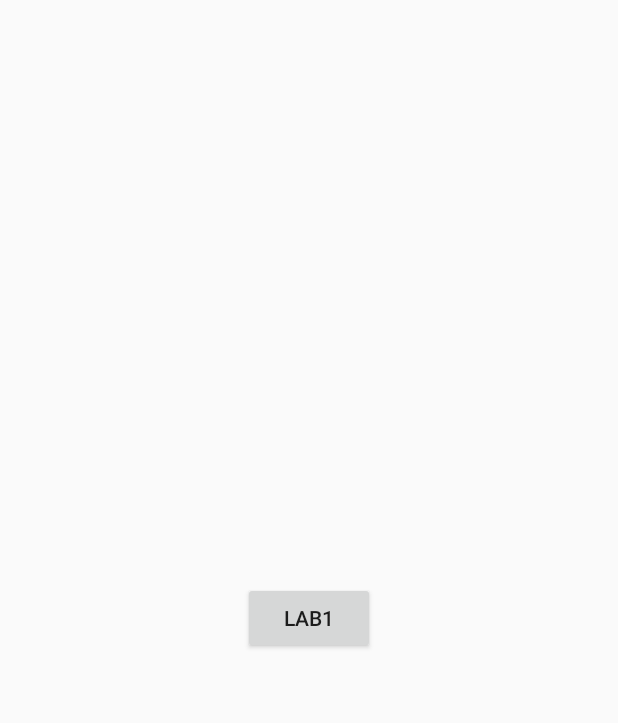
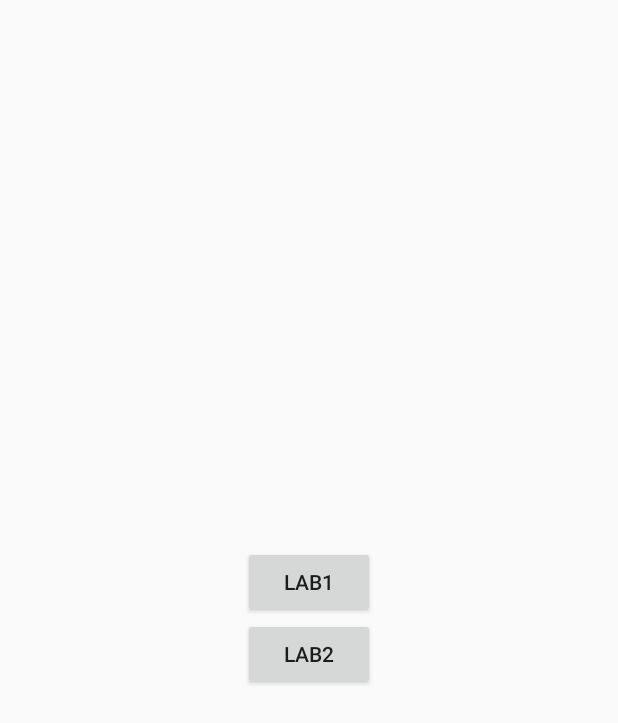
Before and after one commit to Mubinjon9oo9/MobDev, an Android app built with Jetpack Compose: the screen it shows after launch (MainActivity), on a phone screen of 412 x 824 dp. Shown: the top 723 px of the screen. Run offline under Robolectric (Android 15) with nearby library versions, the phone set to English and light mode, and no system bars.

Commit message:
update: lab2 finished

```diff
--- a/app/src/main/AndroidManifest.xml
+++ b/app/src/main/AndroidManifest.xml
@@ -24,6 +24,7 @@
             </intent-filter>
         </activity>
         <activity android:name=".Lab1Activity" />
+        <activity android:name=".Lab2Activity" />
     </application>
 
 </manifest>
--- /dev/null
+++ b/app/src/main/java/com/example/lab1/Lab3Activity.kt
@@ -0,0 +1,4 @@
+package com.example.lab1
+
+class Lab3Activity {
+}
--- a/app/src/main/java/com/example/lab1/MainActivity.kt
+++ b/app/src/main/java/com/example/lab1/MainActivity.kt
@@ -15,5 +15,10 @@ class MainActivity : AppCompatActivity() {
             val intent = Intent(this, Lab1Activity::class.java)
             startActivity(intent)
         }
+        val btnLab2 = findViewById<Button>(R.id.btnLab2)
+        btnLab2.setOnClickListener {
+            val intent = Intent(this, Lab2Activity::class.java)
+            startActivity(intent)
+        }
     }
 }
--- a/app/src/main/res/layout/activity_main.xml
+++ b/app/src/main/res/layout/activity_main.xml
@@ -11,5 +11,10 @@
         android:layout_width="wrap_content"
         android:layout_height="wrap_content"
         android:text="Lab1" />
+    <Button
+        android:id="@+id/btnLab2"
+        android:layout_width="wrap_content"
+        android:layout_height="wrap_content"
+        android:text="Lab2" />
 
 </LinearLayout>
```
Also changed, not shown: app/src/main/java/com/example/lab1/Lab2Activity.kt (added, +35 -0 lines), app/src/main/res/layout/activity_lab2.xml (added, +13 -0 lines), app/src/main/res/layout/activity_lab3.xml (added, +7 -0 lines).
